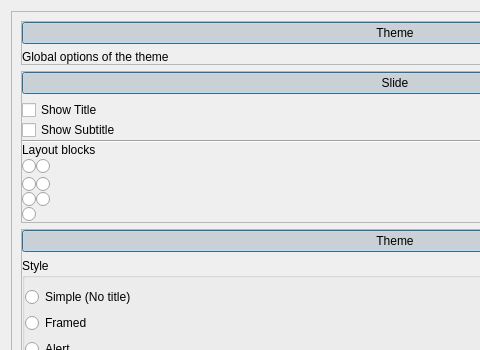
First picture: the form in gui/Configurator.ui, repository acroper/BeamerQt, before the edit; both pictures show x 0 to 480 and y 0 to 350 of the 790 by 791 pixel window.
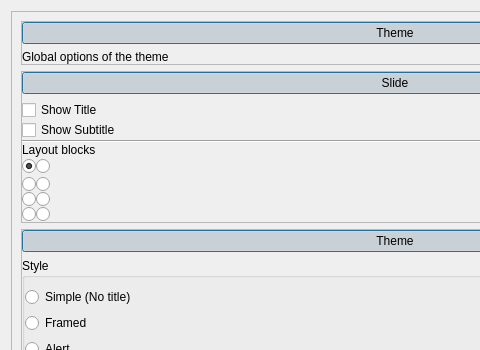
Second picture: the form after the edit. Icons and pictures are not drawn.

Commit message: Add restore layout feature

The edit to the form file:
```diff
--- a/gui/Configurator.ui
+++ b/gui/Configurator.ui
@@ -24,8 +24,8 @@
        <rect>
         <x>0</x>
         <y>0</y>
-        <width>752</width>
-        <height>1008</height>
+        <width>757</width>
+        <height>929</height>
        </rect>
       </property>
       <layout class="QVBoxLayout" name="verticalLayout_5">
@@ -368,6 +368,29 @@
                      <width>80</width>
                      <height>100</height>
                     </size>
+                   </property>
+                   <property name="checked">
+                    <bool>true</bool>
+                   </property>
+                  </widget>
+                 </item>
+                 <item row="3" column="1">
+                  <widget class="QRadioButton" name="layout_restore">
+                   <property name="text">
+                    <string/>
+                   </property>
+                   <property name="icon">
+                    <iconset>
+                     <normaloff>icons/restore_blocks.png</normaloff>icons/restore_blocks.png</iconset>
+                   </property>
+                   <property name="iconSize">
+                    <size>
+                     <width>80</width>
+                     <height>100</height>
+                    </size>
+                   </property>
+                   <property name="autoExclusive">
+                    <bool>true</bool>
                    </property>
                   </widget>
                  </item>
```
The commit also changes 4 other files.
